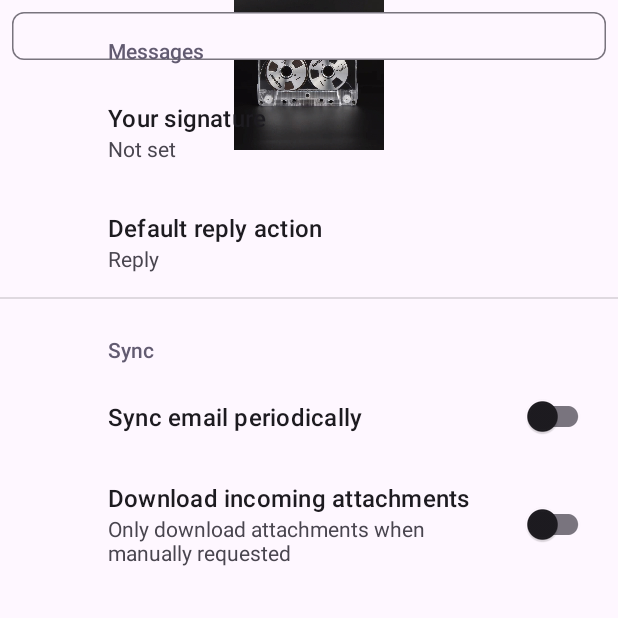
After one commit to raaveinm/ramp, an Android app: the SettingsActivity screen opened directly, with no data from a screen before it, on a phone screen of 412 x 824 dp, the top half of it. The commit adds this screen. Run offline under Robolectric (Android 15) with nearby library versions, the light colour scheme and no system bars; our stand-ins replace androidx.preference.

Commit message:
created all necessary activities

```diff
--- a/app/build.gradle
+++ b/app/build.gradle
@@ -35,6 +35,7 @@
     implementation libs.activity
     implementation libs.constraintlayout
     implementation libs.media
+    implementation libs.preference
     testImplementation libs.junit
     androidTestImplementation libs.ext.junit
     androidTestImplementation libs.espresso.core
--- a/app/src/main/AndroidManifest.xml
+++ b/app/src/main/AndroidManifest.xml
@@ -2,8 +2,8 @@
 <manifest xmlns:android="http://schemas.android.com/apk/res/android"
     xmlns:tools="http://schemas.android.com/tools">
 
-    <uses-permission android:name="android.permission.INTERNET"/>
-    <uses-permission  android:name="android.permission.WAKE_LOCK"/>
+    <uses-permission android:name="android.permission.INTERNET" />
+    <uses-permission android:name="android.permission.WAKE_LOCK" />
 
     <application
         android:allowBackup="true"
@@ -16,18 +16,24 @@
         android:supportsRtl="true"
         android:theme="@style/Theme.Ramp"
         tools:targetApi="31">
+        <activity
+            android:name=".ManagmentActivity"
+            android:exported="false" />
+        <activity
+            android:name=".SettingsActivity"
+            android:exported="false"
+            android:label="@string/title_activity_settings" />
 
         <meta-data
             android:name="com.google.android.gms.car.application"
             android:resource="@xml/automotive_app_desc" />
-
         <!--
          Main music service, provides media browsing and media playback services to
          consumers through MediaBrowserService and MediaSession. Consumers connect to it through
          MediaBrowser (for browsing) and MediaController (for playback control)
         -->
         <service
-            android:name=".onPlay"
+            android:name=".ext.onPlay"
             android:exported="true">
             <intent-filter>
                 <action android:name="android.media.browse.MediaBrowserService" />
--- a/app/src/main/java/com/raaveinm/ramp/MainActivity.java
+++ b/app/src/main/java/com/raaveinm/ramp/MainActivity.java
@@ -94,15 +94,6 @@
 
         songCover.setImageResource(getRandom(backgroundResourceIds));
 
-/*
-        try {
-            AssetFileDescriptor afd = getAssets().openFd("RIOT-Overkill.flac");
-            player.setDataSource(afd);
-            player.prepareAsync();
-        } catch (IOException e) {
-            throw new RuntimeException(e);
-        }
-*/
         Log.i(TAG, "onStart called");
 
 
--- /dev/null
+++ b/app/src/main/java/com/raaveinm/ramp/ManagmentActivity.java
@@ -0,0 +1,24 @@
+package com.raaveinm.ramp;
+
+import android.os.Bundle;
+
+import androidx.activity.EdgeToEdge;
+import androidx.appcompat.app.AppCompatActivity;
+import androidx.core.graphics.Insets;
+import androidx.core.view.ViewCompat;
+import androidx.core.view.WindowInsetsCompat;
+
+public class ManagmentActivity extends AppCompatActivity {
+
+    @Override
+    protected void onCreate(Bundle savedInstanceState) {
+        super.onCreate(savedInstanceState);
+        EdgeToEdge.enable(this);
+        setContentView(R.layout.activity_managment);
+        ViewCompat.setOnApplyWindowInsetsListener(findViewById(R.id.main), (v, insets) -> {
+            Insets systemBars = insets.getInsets(WindowInsetsCompat.Type.systemBars());
+            v.setPadding(systemBars.left, systemBars.top, systemBars.right, systemBars.bottom);
+            return insets;
+        });
+    }
+}
--- /dev/null
+++ b/app/src/main/java/com/raaveinm/ramp/SettingsActivity.java
@@ -0,0 +1,33 @@
+package com.raaveinm.ramp;
+
+import android.os.Bundle;
+
+import androidx.appcompat.app.ActionBar;
+import androidx.appcompat.app.AppCompatActivity;
+import androidx.preference.PreferenceFragmentCompat;
+
+public class SettingsActivity extends AppCompatActivity {
+
+    @Override
+    protected void onCreate(Bundle savedInstanceState) {
+        super.onCreate(savedInstanceState);
+        setContentView(R.layout.settings_activity);
+        if (savedInstanceState == null) {
+            getSupportFragmentManager()
+                    .beginTransaction()
+                    .replace(R.id.settings, new SettingsFragment())
+                    .commit();
+        }
+        ActionBar actionBar = getSupportActionBar();
+        if (actionBar != null) {
+            actionBar.setDisplayHomeAsUpEnabled(true);
+        }
+    }
+
+    public static class SettingsFragment extends PreferenceFragmentCompat {
+        @Override
+        public void onCreatePreferences(Bundle savedInstanceState, String rootKey) {
+            setPreferencesFromResource(R.xml.root_preferences, rootKey);
+        }
+    }
+}
--- a/app/src/main/java/com/raaveinm/ramp/onPlay.java
+++ b/app/src/main/java/com/raaveinm/ramp/ext/onPlay.java
@@ -1,4 +1,4 @@
-package com.raaveinm.ramp;
+package com.raaveinm.ramp.ext;
 
 import android.media.MediaPlayer;
 import android.os.Bundle;
@@ -12,7 +12,6 @@
 import android.support.v4.media.MediaMetadataCompat;
 import android.support.v4.media.session.MediaSessionCompat;
 import android.support.v4.media.session.PlaybackStateCompat;
-import android.widget.ImageButton;
 
 import java.util.ArrayList;
 import java.util.List;
--- /dev/null
+++ b/app/src/main/res/layout/activity_managment.xml
@@ -0,0 +1,10 @@
+<?xml version="1.0" encoding="utf-8"?>
+<androidx.constraintlayout.widget.ConstraintLayout xmlns:android="http://schemas.android.com/apk/res/android"
+    xmlns:app="http://schemas.android.com/apk/res-auto"
+    xmlns:tools="http://schemas.android.com/tools"
+    android:id="@+id/main"
+    android:layout_width="match_parent"
+    android:layout_height="match_parent"
+    tools:context=".ManagmentActivity">
+
+</androidx.constraintlayout.widget.ConstraintLayout>
--- /dev/null
+++ b/app/src/main/res/layout/settings_activity.xml
@@ -0,0 +1,64 @@
+<LinearLayout xmlns:android="http://schemas.android.com/apk/res/android"
+    xmlns:tools="http://schemas.android.com/tools"
+    android:layout_width="match_parent"
+    android:layout_height="match_parent"
+    xmlns:app="http://schemas.android.com/apk/res-auto"
+    android:orientation="vertical">
+
+    <FrameLayout
+        android:id="@+id/settings"
+        android:layout_width="match_parent"
+        android:layout_height="match_parent"
+
+        app:layout_constraintBottom_toBottomOf="parent"
+        app:layout_constraintEnd_toEndOf="parent"
+        app:layout_constraintStart_toStartOf="parent"
+        app:layout_constraintTop_toTopOf="parent">
+
+        <LinearLayout
+            android:id="@+id/header"
+            android:layout_width="match_parent"
+            android:layout_height="100dp"
+
+            app:layout_constraintBottom_toTopOf="@+id/sets"
+            app:layout_constraintEnd_toEndOf="parent"
+            app:layout_constraintStart_toStartOf="parent"
+            app:layout_constraintTop_toTopOf="parent"
+
+            android:orientation="horizontal" >
+
+            <ImageView
+                android:id="@+id/imageView4"
+                android:layout_width="wrap_content"
+                android:layout_height="wrap_content"
+                app:srcCompat="@drawable/defaultiv" />
+        </LinearLayout>
+
+        <ScrollView
+            android:id="@+id/sets"
+            android:layout_width="match_parent"
+            android:layout_height="wrap_content"
+
+            app:layout_constraintBottom_toBottomOf="parent"
+            app:layout_constraintEnd_toEndOf="parent"
+            app:layout_constraintStart_toStartOf="parent"
+            app:layout_constraintTop_toBottomOf="@+id/header">
+
+            <LinearLayout
+                android:layout_width="match_parent"
+                android:layout_height="wrap_content"
+                android:orientation="vertical"
+
+                app:layout_constraintBottom_toBottomOf="parent"
+                app:layout_constraintEnd_toEndOf="parent"
+                app:layout_constraintStart_toStartOf="parent"
+                app:layout_constraintTop_toBottomOf="@+id/header" >
+
+                <com.google.android.material.chip.Chip
+                    android:id="@+id/chip"
+                    android:layout_width="match_parent"
+                    android:layout_height="wrap_content" />
+            </LinearLayout>
+        </ScrollView>
+    </FrameLayout>
+</LinearLayout>
--- /dev/null
+++ b/app/src/main/res/values/arrays.xml
@@ -0,0 +1,12 @@
+<resources>
+    <!-- Reply Preference -->
+    <string-array name="reply_entries">
+        <item>Reply</item>
+        <item>Reply to all</item>
+    </string-array>
+
+    <string-array name="reply_values">
+        <item>reply</item>
+        <item>reply_all</item>
+    </string-array>
+</resources>
--- a/app/src/main/res/values/strings.xml
+++ b/app/src/main/res/values/strings.xml
@@ -1,4 +1,20 @@
 <resources>
     <string name="app_name">ramp</string>
     <string name="my_string">Hello, World!</string>
+    <string name="title_activity_settings">SettingsActivity</string>
+
+    <!-- Preference Titles -->
+    <string name="messages_header">Messages</string>
+    <string name="sync_header">Sync</string>
+
+    <!-- Messages Preferences -->
+    <string name="signature_title">Your signature</string>
+    <string name="reply_title">Default reply action</string>
+
+    <!-- Sync Preferences -->
+    <string name="sync_title">Sync email periodically</string>
+    <string name="attachment_title">Download incoming attachments</string>
+    <string name="attachment_summary_on">Automatically download attachments for incoming emails
+    </string>
+    <string name="attachment_summary_off">Only download attachments when manually requested</string>
 </resources>
--- /dev/null
+++ b/app/src/main/res/xml/root_preferences.xml
@@ -0,0 +1,35 @@
+<PreferenceScreen xmlns:app="http://schemas.android.com/apk/res-auto">
+
+    <PreferenceCategory app:title="@string/messages_header">
+
+        <EditTextPreference
+            app:key="signature"
+            app:title="@string/signature_title"
+            app:useSimpleSummaryProvider="true" />
+
+        <ListPreference
+            app:defaultValue="reply"
+            app:entries="@array/reply_entries"
+            app:entryValues="@array/reply_values"
+            app:key="reply"
+            app:title="@string/reply_title"
+            app:useSimpleSummaryProvider="true" />
+
+    </PreferenceCategory>
+
+    <PreferenceCategory app:title="@string/sync_header">
+
+        <SwitchPreferenceCompat
+            app:key="sync"
+            app:title="@string/sync_title" />
+
+        <SwitchPreferenceCompat
+            app:dependency="sync"
+            app:key="attachment"
+            app:summaryOff="@string/attachment_summary_off"
+            app:summaryOn="@string/attachment_summary_on"
+            app:title="@string/attachment_title" />
+
+    </PreferenceCategory>
+
+</PreferenceScreen>
--- a/gradle/libs.versions.toml
+++ b/gradle/libs.versions.toml
@@ -1,5 +1,5 @@
 [versions]
-agp = "8.8.1"
+agp = "8.7.2"
 junit = "4.13.2"
 junitVersion = "1.2.1"
 espressoCore = "3.6.1"
@@ -8,6 +8,7 @@
 activity = "1.10.0"
 constraintlayout = "2.2.0"
 media = "1.6.0"
+preference = "1.2.1"
 
 [libraries]
 junit = { group = "junit", name = "junit", version.ref = "junit" }
@@ -18,6 +19,7 @@
 activity = { group = "androidx.activity", name = "activity", version.ref = "activity" }
 constraintlayout = { group = "androidx.constraintlayout", name = "constraintlayout", version.ref = "constraintlayout" }
 media = { group = "androidx.media", name = "media", version.ref = "media" }
+preference = { group = "androidx.preference", name = "preference", version.ref = "preference" }
 
 [plugins]
 android-application = { id = "com.android.application", version.ref = "agp" }
```
